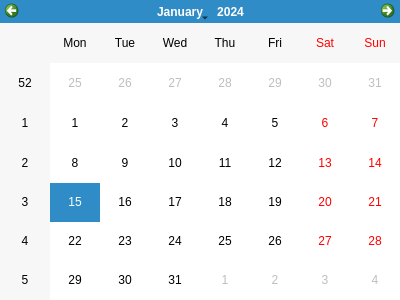
Above: ui/calendar.ui from Younger-Chan/everyday before the change. Below: the same form after it.
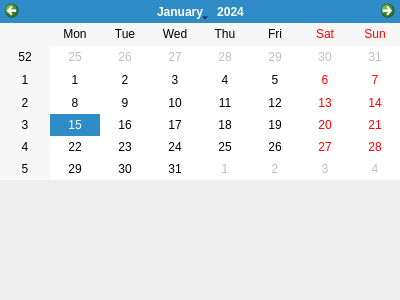
That is the form after the change.

Patch:
```diff
--- a/ui/calendar.ui
+++ b/ui/calendar.ui
@@ -13,7 +13,10 @@
   <property name="windowTitle">
    <string>Form</string>
   </property>
-  <layout class="QVBoxLayout" name="verticalLayout">
+  <layout class="QVBoxLayout" name="verticalLayout_3">
+   <property name="spacing">
+    <number>0</number>
+   </property>
    <property name="leftMargin">
     <number>0</number>
    </property>
@@ -27,7 +30,65 @@
     <number>0</number>
    </property>
    <item>
-    <widget class="QCalendarWidget" name="calendarWidget"/>
+    <layout class="QVBoxLayout" name="verticalLayout_2" stretch="6,4">
+     <item>
+      <widget class="QCalendarWidget" name="calendarWidget"/>
+     </item>
+     <item>
+      <layout class="QVBoxLayout" name="verticalLayout">
+       <item>
+        <widget class="QLabel" name="l_date">
+         <property name="text">
+          <string/>
+         </property>
+         <property name="alignment">
+          <set>Qt::AlignCenter</set>
+         </property>
+        </widget>
+       </item>
+       <item>
+        <widget class="QLabel" name="l_nl">
+         <property name="text">
+          <string/>
+         </property>
+         <property name="alignment">
+          <set>Qt::AlignCenter</set>
+         </property>
+        </widget>
+       </item>
+       <item>
+        <widget class="QLabel" name="l_tgdz">
+         <property name="text">
+          <string/>
+         </property>
+         <property name="alignment">
+          <set>Qt::AlignCenter</set>
+         </property>
+        </widget>
+       </item>
+       <item>
+        <widget class="QLabel" name="l_jq">
+         <property name="text">
+          <string/>
+         </property>
+         <property name="alignment">
+          <set>Qt::AlignCenter</set>
+         </property>
+        </widget>
+       </item>
+       <item>
+        <widget class="QLabel" name="l_fes">
+         <property name="text">
+          <string/>
+         </property>
+         <property name="alignment">
+          <set>Qt::AlignCenter</set>
+         </property>
+        </widget>
+       </item>
+      </layout>
+     </item>
+    </layout>
    </item>
   </layout>
  </widget>
```
